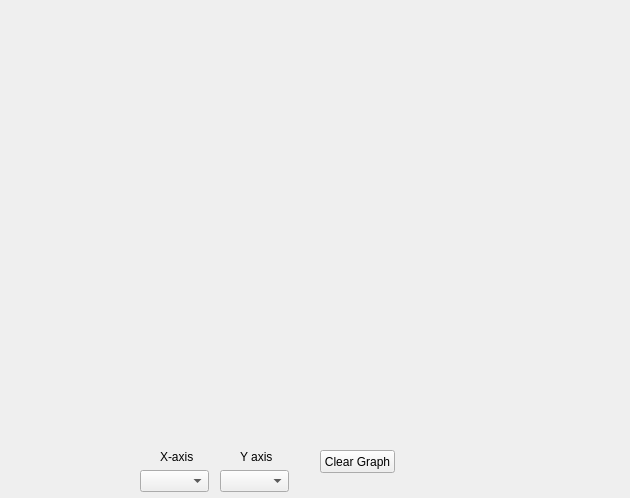
The window that resistivity/View/GUI/graph_display_window.ui (AdrienGourgout/resistivity) describes before a commit, drawn with Qt 5.
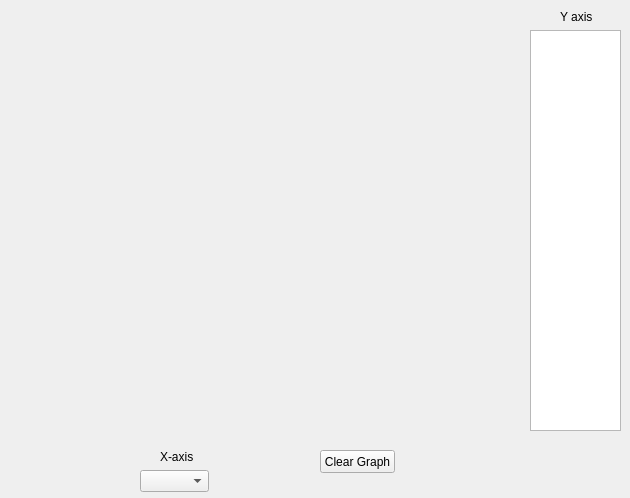
The same window after the commit.

Commit message: UI Update - multiple graph - random numbers option

The edit to the form file:
```diff
--- a/resistivity/View/GUI/graph_display_window.ui
+++ b/resistivity/View/GUI/graph_display_window.ui
@@ -31,22 +31,12 @@
     <rect>
      <x>9</x>
      <y>9</y>
-     <width>611</width>
+     <width>521</width>
      <height>421</height>
     </rect>
    </property>
    <layout class="QHBoxLayout" name="horizontalLayout"/>
   </widget>
-  <widget class="QComboBox" name="y_axis_menu">
-   <property name="geometry">
-    <rect>
-     <x>220</x>
-     <y>470</y>
-     <width>69</width>
-     <height>22</height>
-    </rect>
-   </property>
-  </widget>
   <widget class="QComboBox" name="x_axis_menu">
    <property name="geometry">
     <rect>
@@ -73,8 +63,8 @@
   <widget class="QLabel" name="label_2">
    <property name="geometry">
     <rect>
-     <x>240</x>
-     <y>450</y>
+     <x>560</x>
+     <y>10</y>
      <width>47</width>
      <height>13</height>
     </rect>
@@ -83,6 +73,16 @@
     <string>Y axis</string>
    </property>
   </widget>
+  <widget class="QListWidget" name="y_axis_menu">
+   <property name="geometry">
+    <rect>
+     <x>530</x>
+     <y>30</y>
+     <width>91</width>
+     <height>401</height>
+    </rect>
+   </property>
+  </widget>
  </widget>
  <resources/>
  <connections/>
```
The commit also changes 6 other files.
